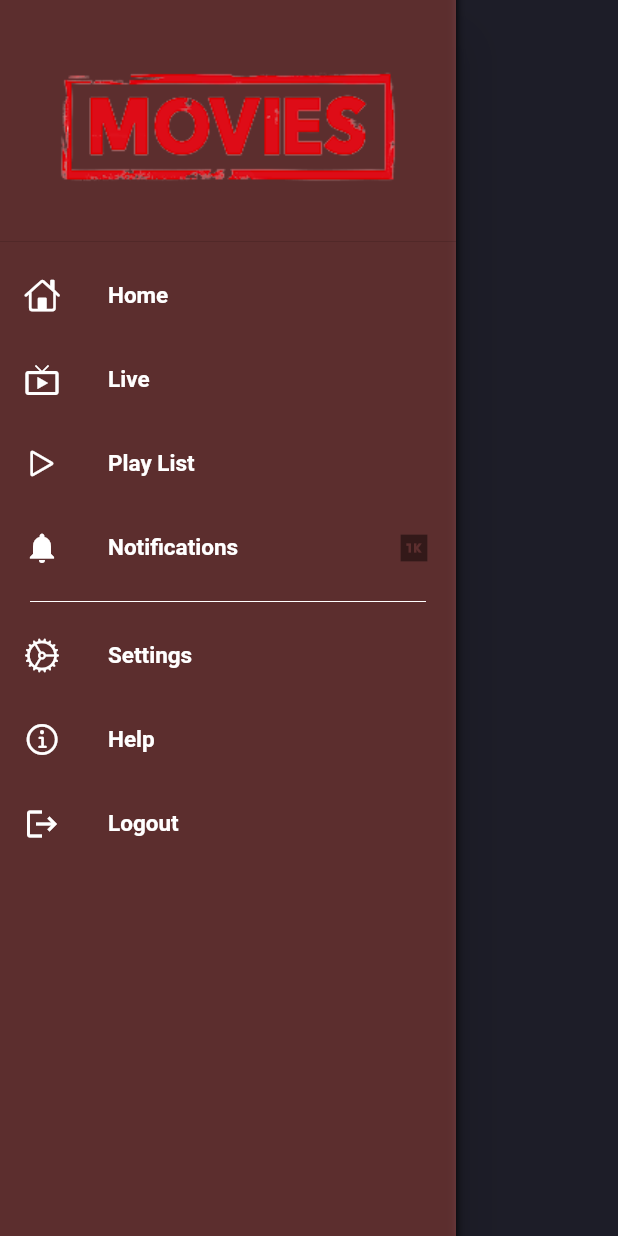
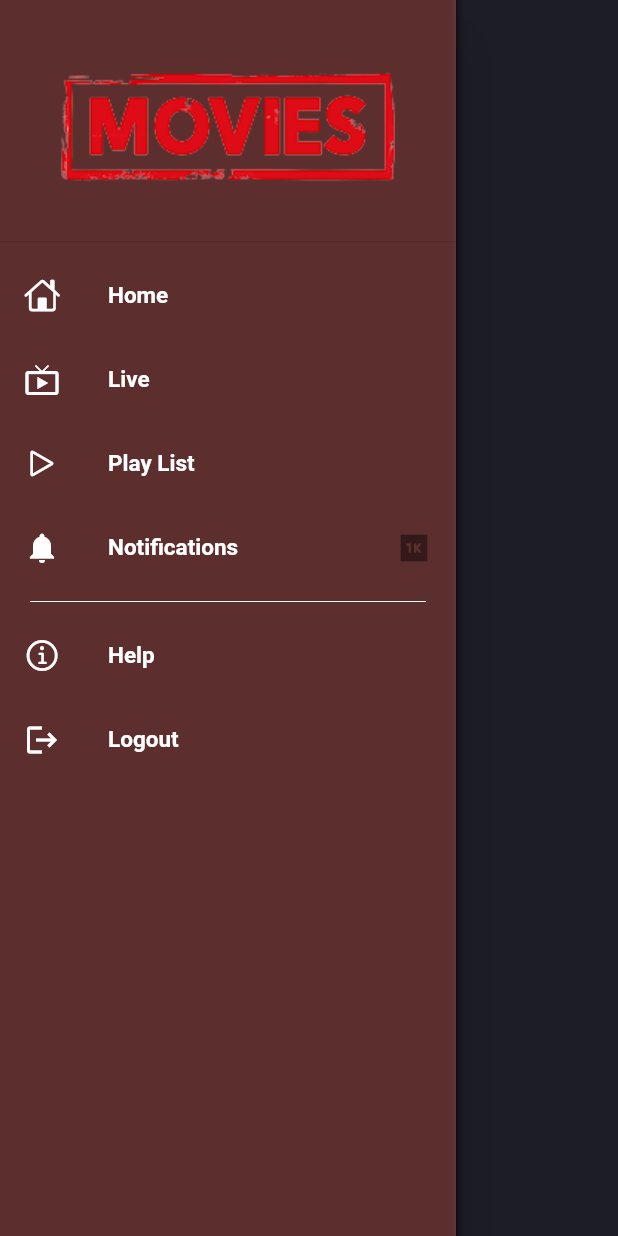
Before and after one commit to MislinaSarac/StreamerApp, a Flutter app: the CustomDrawer widget shown alone on an empty page, opened directly, on a phone screen of 412 x 824 dp. Run offline on Flutter 3.47's test engine with Material 2 defaults, Android fonts, the phone set to English and light mode, and no system bars; our stand-ins replace carousel_slider, flutter_rating_bar, flutter_riverpod, shared_preferences; missing offline and left inert: agora_rtc_engine, agora_rtm, circular_menu; accounts and stored records are empty.

Commit message:
fix:changes

```diff
--- a/lib/screens/custom_drawer.dart
+++ b/lib/screens/custom_drawer.dart
@@ -68,10 +68,6 @@ class _CustomDrawerState extends State<CustomDrawer> {
                   indent: 20,
                 ),
                 _draverItem(
-                    onTap: () {},
-                    iconData: CupertinoIcons.settings,
-                    title: "Settings"),
-                _draverItem(
                     onTap: () {}, iconData: CupertinoIcons.info, title: "Help"),
                 Container(
                   child: InkWell(
--- a/lib/screens/live_home.dart
+++ b/lib/screens/live_home.dart
@@ -60,7 +60,7 @@ class _LiveHomeState extends State<LiveHome> {
                       borderRadius: BorderRadius.circular(20),
                       borderSide: BorderSide(color: Colors.red),
                     ),
-                    hintText: 'User Name',
+                    hintText: 'Username',
                   ),
                 ),
               ),
--- a/lib/screens/login_page.dart
+++ b/lib/screens/login_page.dart
@@ -59,6 +59,7 @@ class _LoginPageState extends State<LoginPage> {
                     customSizedBox(),
                     customSizedBox(),
                     TextField(
+                      obscureText: true,
                       decoration: _customInputDecoration("Password"),
                     ),
                     customSizedBox(),
--- a/lib/screens/movie_screen.dart
+++ b/lib/screens/movie_screen.dart
@@ -46,6 +46,7 @@ class MovieScreen extends StatelessWidget {
           SizedBox(height: 10),
           Padding(
             padding: EdgeInsets.all(8),
+            child: SingleChildScrollView(
               child: Column(
                 crossAxisAlignment: CrossAxisAlignment.start,
                 children: [
@@ -59,7 +60,7 @@ class MovieScreen extends StatelessWidget {
                   ),
                   SizedBox(height: 10),
                   Row(
-                  children: [
+                    children:const [
                       Text(
                         "PG-13",
                         style: TextStyle(
@@ -113,6 +114,7 @@ class MovieScreen extends StatelessWidget {
                   ),
                 ],
               ),
+            ),
           )
         ],
       ),
--- a/lib/widgets/movies_section.dart
+++ b/lib/widgets/movies_section.dart
@@ -41,6 +41,7 @@ class MoviesSection extends StatelessWidget {
                 },
                 child: Container(
                   margin: const EdgeInsets.all(6),
+                  child: SingleChildScrollView(
                     child: Column(
                       children: [
                         ClipRRect(
@@ -102,6 +103,7 @@ class MoviesSection extends StatelessWidget {
                       ],
                     ),
                   ),
+                ),
               )
           ],
         ),
```
Also changed, not shown: lib/main.dart (line endings or trailing spaces). Lines whose indentation alone changed are shown as unchanged.
